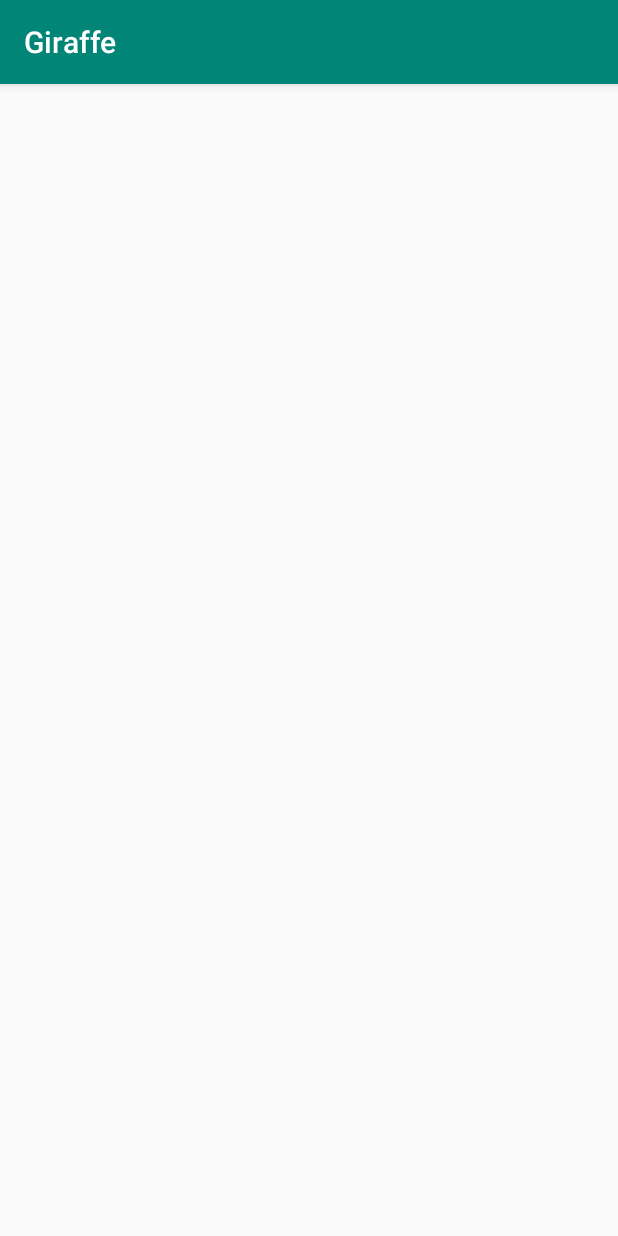
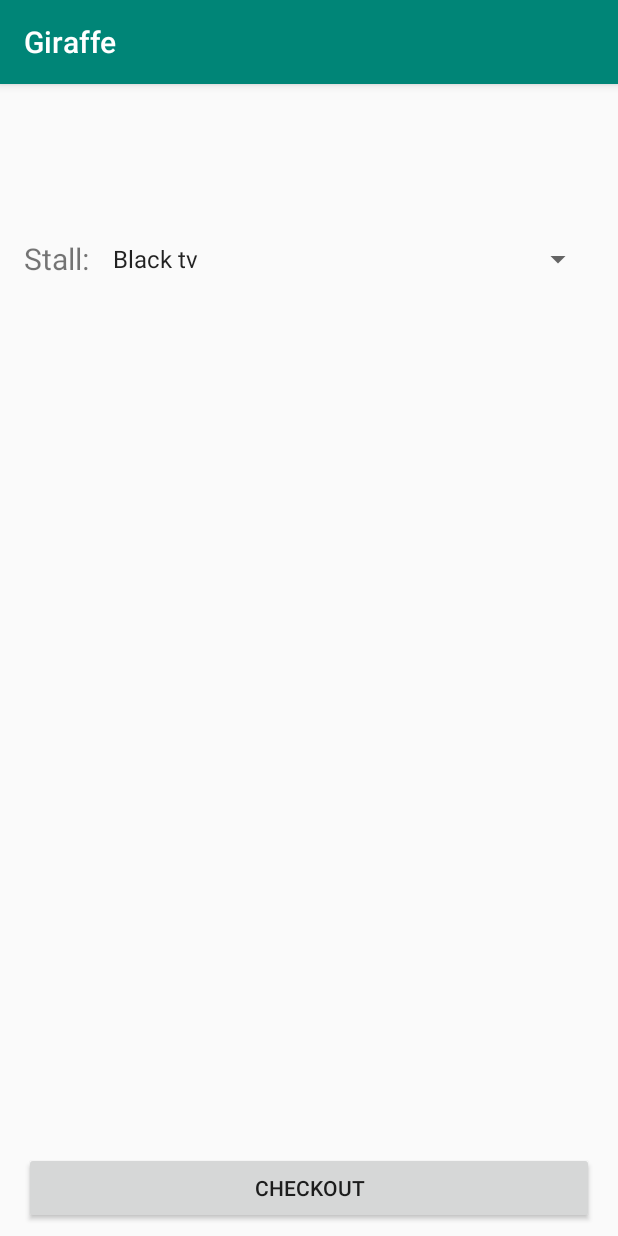
Before and after one commit to zyantoh/giraffe, an Android app: the OrderActivity screen opened directly, with no data from a screen before it, on a phone screen of 412 x 824 dp. Run offline under Robolectric (Android 15) with nearby library versions, the phone set to English and light mode, and no system bars.

Commit message:
Making spinner/dropdown list work. Adding arraylists

```diff
--- a/android/app/src/main/java/com/giraffe/OrderActivity.kt
+++ b/android/app/src/main/java/com/giraffe/OrderActivity.kt
@@ -2,11 +2,47 @@ package com.giraffe
 
 import androidx.appcompat.app.AppCompatActivity
 import android.os.Bundle
+import android.widget.ArrayAdapter
+import android.widget.Spinner
+import android.widget.TextView
 
 class OrderActivity : AppCompatActivity() {
 
     override fun onCreate(savedInstanceState: Bundle?) {
         super.onCreate(savedInstanceState)
         setContentView(R.layout.activity_order)
+
+        val retrieve1 = intent.getStringExtra("title")
+        val title: TextView
+        title = findViewById(R.id.textView10)
+        title.setText(retrieve1)
+        val retrieve2 = intent.getStringExtra("detail")
+        val detail: TextView
+        detail = findViewById(R.id.textView11)
+        detail.setText(retrieve2)
+//        <resources>
+//            <string-array name="stalls_array">
+//                <item>Black tv</item>
+//                <item>Whiteboard</item>
+//                <item>Teacher's table</item>
+//            </string-array>
+//        </resources>
+
+        val stalls = arrayOf("Black tv", "Whiteboard")
+        val blacktv1 = arrayOf("Aquarius", "Milo", "100plus", "Plain water")
+        val blacktv2 = arrayOf("$1.80", "$1.20", "$1.60", "$0.90")
+        val whiteboard1 = arrayOf("Oreo", "Famous Amos Cookie", "Subway Cookie", "Brownies")
+        val whiteboard2 = arrayOf("$3.00", "$1.00", "$1.50", "$2.00")
+        val spinner: Spinner = findViewById(R.id.spinner)
+        val dataAdapter = ArrayAdapter<String>(
+            this,
+            android.R.layout.simple_spinner_item, stalls
+        )
+        dataAdapter.setDropDownViewResource(android.R.layout.simple_spinner_dropdown_item)
+        spinner.setAdapter(dataAdapter)
+
+//        fun addListenerOnSpinnerItemSelection() {
+//            spinner.setOnItemSelectedListener(new CustomOnItemSelectedListener());
+//        }
     }
 }
--- a/android/app/src/main/java/com/giraffe/SelectActivity.kt
+++ b/android/app/src/main/java/com/giraffe/SelectActivity.kt
@@ -30,7 +30,7 @@ class SelectActivity : AppCompatActivity() {
         }
         val button2 = findViewById<Button>(R.id.button2)
         button2.setOnClickListener {
-            val intent = Intent( this, MapActivity::class.java)
+            val intent = Intent( this, OrderActivity::class.java)
             intent.putExtra("title", title.text)
             intent.putExtra("detail", detail.text)
             this.startActivity(intent)
--- a/android/app/src/main/res/layout/activity_order.xml
+++ b/android/app/src/main/res/layout/activity_order.xml
@@ -6,4 +6,71 @@
     android:layout_height="match_parent"
     tools:context=".OrderActivity">
 
+    <TextView
+        android:id="@+id/textView10"
+        android:layout_width="wrap_content"
+        android:layout_height="wrap_content"
+        android:layout_marginStart="16dp"
+        android:layout_marginTop="16dp"
+        android:text="TextView"
+        android:textSize="20sp"
+        app:layout_constraintStart_toStartOf="parent"
+        app:layout_constraintTop_toTopOf="parent" />
+
+    <TextView
+        android:id="@+id/textView11"
+        android:layout_width="wrap_content"
+        android:layout_height="wrap_content"
+        android:layout_marginStart="16dp"
+        android:layout_marginTop="8dp"
+        android:text="TextView"
+        android:textSize="20sp"
+        app:layout_constraintStart_toStartOf="parent"
+        app:layout_constraintTop_toBottomOf="@+id/textView10" />
+
+    <TextView
+        android:id="@+id/textView12"
+        android:layout_width="wrap_content"
+        android:layout_height="wrap_content"
+        android:layout_marginStart="16dp"
+        android:layout_marginTop="24dp"
+        android:text="Stall:"
+        android:textSize="20sp"
+        app:layout_constraintStart_toStartOf="parent"
+        app:layout_constraintTop_toBottomOf="@+id/textView11" />
+
+    <Spinner
+        android:id="@+id/spinner"
+        android:layout_width="0dp"
+        android:layout_height="wrap_content"
+        android:layout_marginStart="8dp"
+        android:layout_marginEnd="16dp"
+        android:spinnerMode="dropdown"
+        app:layout_constraintBottom_toBottomOf="@+id/textView12"
+        app:layout_constraintEnd_toEndOf="parent"
+        app:layout_constraintStart_toEndOf="@+id/textView12"
+        app:layout_constraintTop_toTopOf="@+id/textView12" />
+
+    <Button
+        android:id="@+id/button4"
+        android:layout_width="0dp"
+        android:layout_height="wrap_content"
+        android:layout_marginStart="16dp"
+        android:layout_marginEnd="16dp"
+        android:layout_marginBottom="8dp"
+        android:text="Checkout"
+        app:layout_constraintBottom_toBottomOf="parent"
+        app:layout_constraintEnd_toEndOf="parent"
+        app:layout_constraintStart_toStartOf="parent" />
+
+    <androidx.recyclerview.widget.RecyclerView
+        android:layout_width="409dp"
+        android:layout_height="407dp"
+        android:layout_marginStart="16dp"
+        android:layout_marginTop="8dp"
+        android:layout_marginEnd="16dp"
+        app:layout_constraintBottom_toTopOf="@+id/button4"
+        app:layout_constraintEnd_toEndOf="parent"
+        app:layout_constraintStart_toStartOf="parent"
+        app:layout_constraintTop_toBottomOf="@+id/spinner" />
 </androidx.constraintlayout.widget.ConstraintLayout>
```
